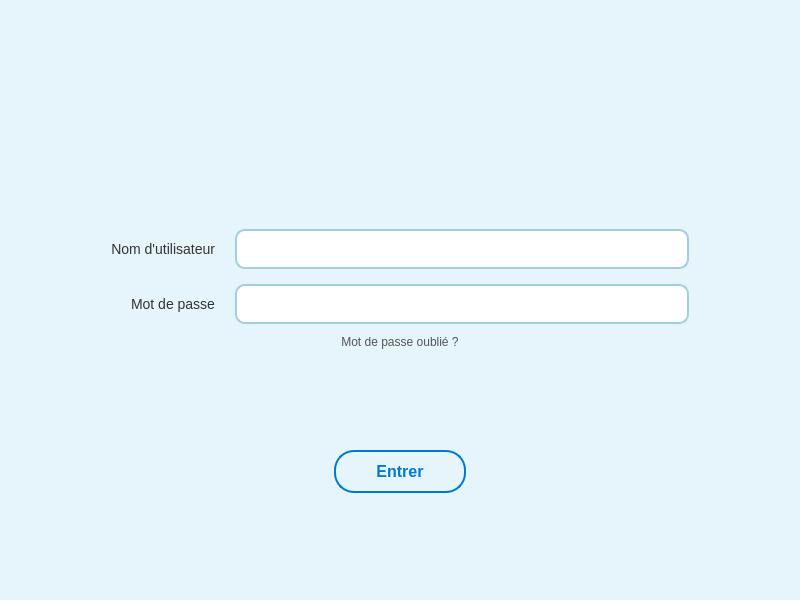
Above: 1999/smart/smart_research3/login.ui from Esprit-UP-Algo/projetcpp2526-s2-2a14-gunners before the change. Below: the same form after it.
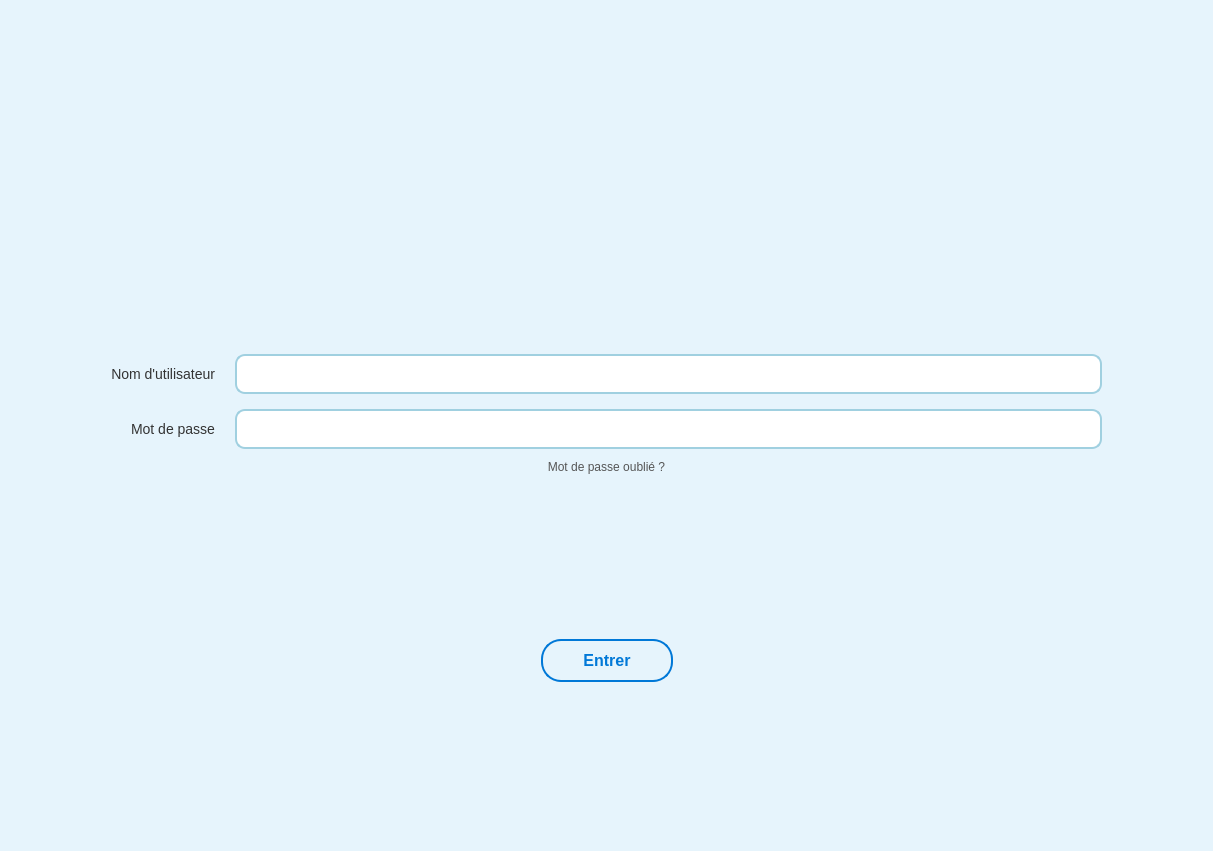
That is the form after the change. Icons and pictures are not drawn.

```diff
--- a/1999/smart/smart_research3/login.ui
+++ b/1999/smart/smart_research3/login.ui
@@ -6,8 +6,8 @@
    <rect>
     <x>0</x>
     <y>0</y>
-    <width>800</width>
-    <height>600</height>
+    <width>1213</width>
+    <height>851</height>
    </rect>
   </property>
   <property name="windowTitle">
```
